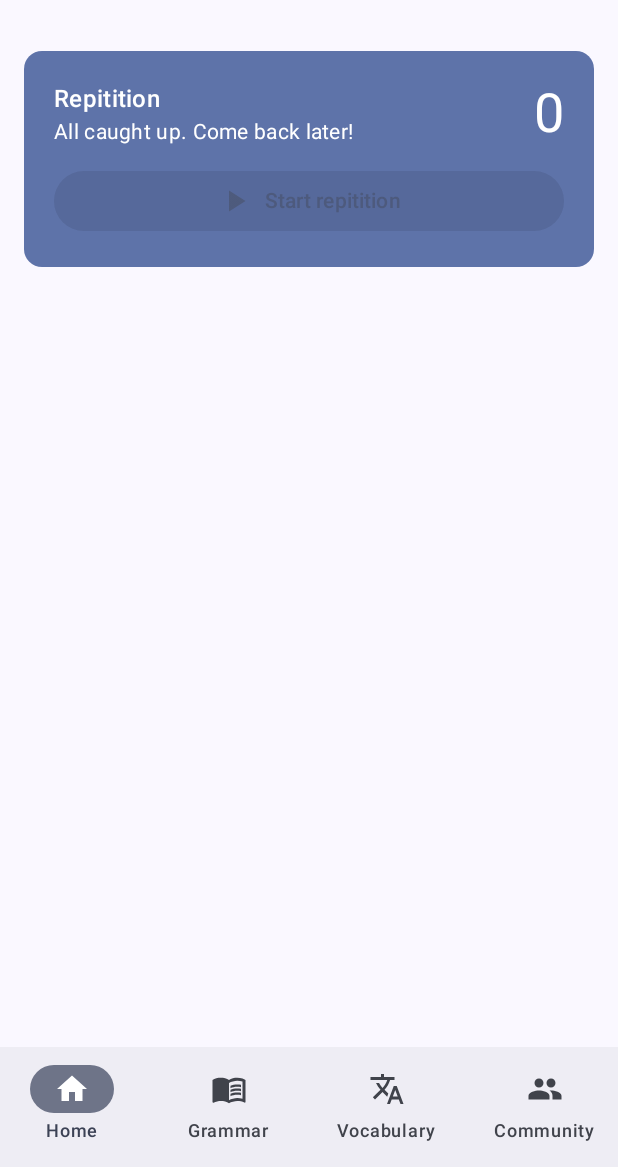
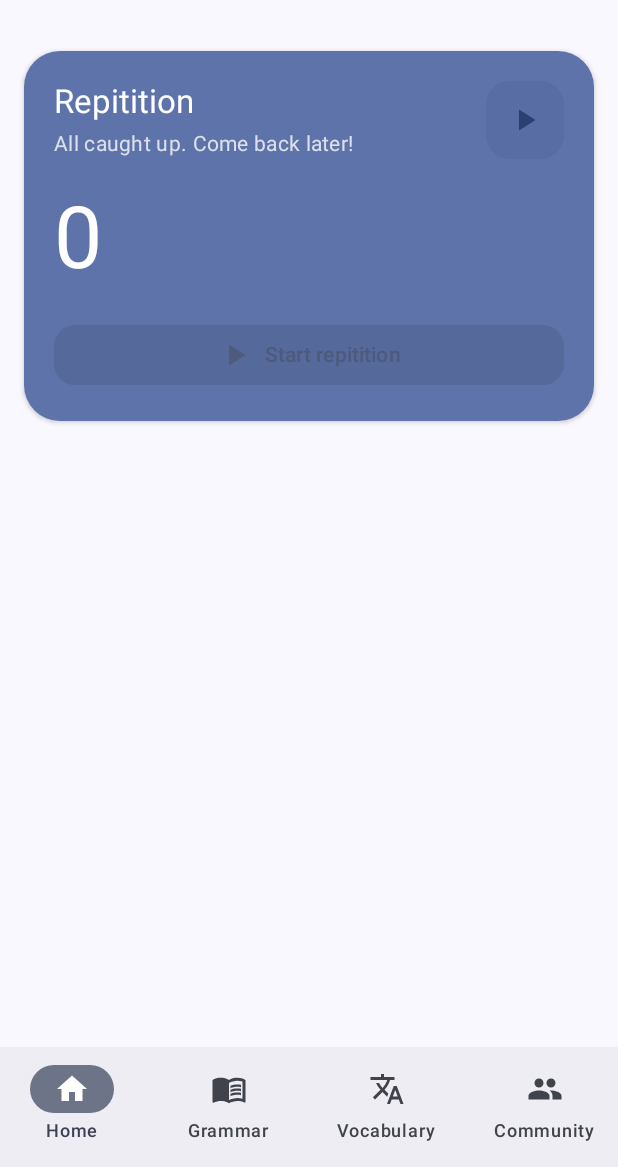
Before and after one commit to MiaowzVT/Glossa, an Android app built with Jetpack Compose: the screen it shows after launch (MainActivity), on a phone screen of 412 x 824 dp, the part 69-1236 px from its top. Run offline under Robolectric (Android 15) with nearby library versions, the phone set to English and light mode, and no system bars; our stand-ins replace Room's generated code.

Commit message:
Modernize home screen UI

```diff
--- a/app/src/main/java/de/miaowz/glossa/ui/home/HomeScreen.kt
+++ b/app/src/main/java/de/miaowz/glossa/ui/home/HomeScreen.kt
@@ -6,6 +6,7 @@ import androidx.compose.foundation.layout.Row
 import androidx.compose.foundation.layout.fillMaxSize
 import androidx.compose.foundation.layout.fillMaxWidth
 import androidx.compose.foundation.layout.padding
+import androidx.compose.foundation.layout.size
 import androidx.compose.material.icons.Icons
 import androidx.compose.material.icons.filled.PlayArrow
 import androidx.compose.material3.Button
@@ -15,13 +16,16 @@ import androidx.compose.material3.ExperimentalMaterial3Api
 import androidx.compose.material3.Icon
 import androidx.compose.material3.MaterialTheme
 import androidx.compose.material3.Scaffold
+import androidx.compose.material3.Surface
 import androidx.compose.material3.Text
 import androidx.compose.material3.TopAppBar
 import androidx.compose.runtime.Composable
 import androidx.compose.runtime.getValue
 import androidx.compose.ui.Alignment
 import androidx.compose.ui.Modifier
+import androidx.compose.foundation.shape.RoundedCornerShape
 import androidx.compose.ui.res.stringResource
+import androidx.compose.ui.tooling.preview.Preview
 import androidx.compose.ui.unit.dp
 import androidx.lifecycle.ViewModel
 import androidx.lifecycle.compose.collectAsStateWithLifecycle
@@ -55,12 +59,19 @@ fun HomeScreen(
 ) {
     val state by viewModel.uiState.collectAsStateWithLifecycle()
 
-    Scaffold(topBar = { TopAppBar(title = { Text(stringResource(R.string.app_name)) }) }) { padding ->
+    Scaffold(
+        topBar = {
+            TopAppBar(title = { Text(stringResource(R.string.app_name)) })
+        },
+    ) { padding ->
         Column(
-            modifier = Modifier.fillMaxSize().padding(padding).padding(16.dp),
+            modifier = Modifier
+                .fillMaxSize()
+                .padding(padding)
+                .padding(16.dp),
             verticalArrangement = Arrangement.spacedBy(16.dp),
         ) {
-            ReviewCard(state, onStartReview)
+            ReviewCard(state = state, onStartReview = onStartReview)
         }
     }
 }
@@ -68,30 +79,99 @@ fun HomeScreen(
 @Composable
 private fun ReviewCard(state: HomeUiState, onStartReview: () -> Unit) {
     val due = state.dueCount
+    val description = when {
+        due == null -> ""
+        due == 0 -> stringResource(R.string.due_count_0)
+        due == 1 -> stringResource(R.string.due_count_1)
+        else -> stringResource(R.string.due_count_n, due)
+    }
+
     Card(
         modifier = Modifier.fillMaxWidth(),
-        colors = CardDefaults.cardColors(containerColor = MaterialTheme.colorScheme.primaryContainer),
+        shape = RoundedCornerShape(24.dp),
+        colors = CardDefaults.cardColors(
+            containerColor = MaterialTheme.colorScheme.primaryContainer,
+        ),
+        elevation = CardDefaults.cardElevation(defaultElevation = 2.dp),
     ) {
-        Column(Modifier.padding(20.dp), verticalArrangement = Arrangement.spacedBy(12.dp)) {
-            Row(verticalAlignment = Alignment.CenterVertically) {
-                Column(Modifier.weight(1f)) {
-                    Text(stringResource(R.string.repitition), style = MaterialTheme.typography.titleMedium)
+        Column(
+            modifier = Modifier.padding(20.dp),
+            verticalArrangement = Arrangement.spacedBy(20.dp),
+        ) {
+            Row(
+                modifier = Modifier.fillMaxWidth(),
+                horizontalArrangement = Arrangement.spacedBy(12.dp),
+                verticalAlignment = Alignment.CenterVertically,
+            ) {
+                Column(
+                    modifier = Modifier.weight(1f),
+                    verticalArrangement = Arrangement.spacedBy(4.dp),
+                ) {
                     Text(
-                        when {
-                            due == null -> ""
-                            due == 0 -> stringResource(R.string.due_count_0)
-                            due == 1 -> stringResource(R.string.due_count_1)
-                            else -> stringResource(R.string.due_count_n, due)
-                        },
+                        text = stringResource(R.string.repitition),
+                        style = MaterialTheme.typography.titleLarge,
+                        color = MaterialTheme.colorScheme.onPrimaryContainer,
+                    )
+                    Text(
+                        text = description,
                         style = MaterialTheme.typography.bodyMedium,
+                        color = MaterialTheme.colorScheme.onPrimaryContainer.copy(alpha = 0.78f),
                     )
                 }
-                Text(due?.toString() ?: "–", style = MaterialTheme.typography.displaySmall)
+
+                Surface(
+                    shape = RoundedCornerShape(16.dp),
+                    color = MaterialTheme.colorScheme.primary.copy(alpha = 0.12f),
+                ) {
+                    Icon(
+                        imageVector = Icons.Filled.PlayArrow,
+                        contentDescription = null,
+                        modifier = Modifier
+                            .padding(14.dp)
+                            .size(24.dp),
+                        tint = MaterialTheme.colorScheme.primary,
+                    )
+                }
             }
-            Button(onClick = onStartReview, enabled = (due ?: 0) > 0, modifier = Modifier.fillMaxWidth()) {
+
+            Text(
+                text = due?.toString() ?: "–",
+                style = MaterialTheme.typography.displayLarge,
+                color = MaterialTheme.colorScheme.onPrimaryContainer,
+            )
+
+            Button(
+                onClick = onStartReview,
+                enabled = (due ?: 0) > 0,
+                modifier = Modifier.fillMaxWidth(),
+                shape = RoundedCornerShape(14.dp),
+            ) {
                 Icon(Icons.Filled.PlayArrow, contentDescription = null)
-                Text(stringResource(R.string.start_repitition), Modifier.padding(start = 8.dp))
+                Text(
+                    text = stringResource(R.string.start_repitition),
+                    modifier = Modifier.padding(start = 8.dp),
+                )
             }
         }
     }
 }
+
+@Preview(name = "12 due", showBackground = true)
+@Composable
+private fun ReviewCardWithDuePreview() {
+    MaterialTheme {
+        Column(Modifier.padding(16.dp)) {
+            ReviewCard(state = HomeUiState(dueCount = 12), onStartReview = {})
+        }
+    }
+}
+
+@Preview(name = "0 due", showBackground = true)
+@Composable
+private fun ReviewCardEmptyPreview() {
+    MaterialTheme {
+        Column(Modifier.padding(16.dp)) {
+            ReviewCard(state = HomeUiState(dueCount = 0), onStartReview = {})
+        }
+    }
+}
```
